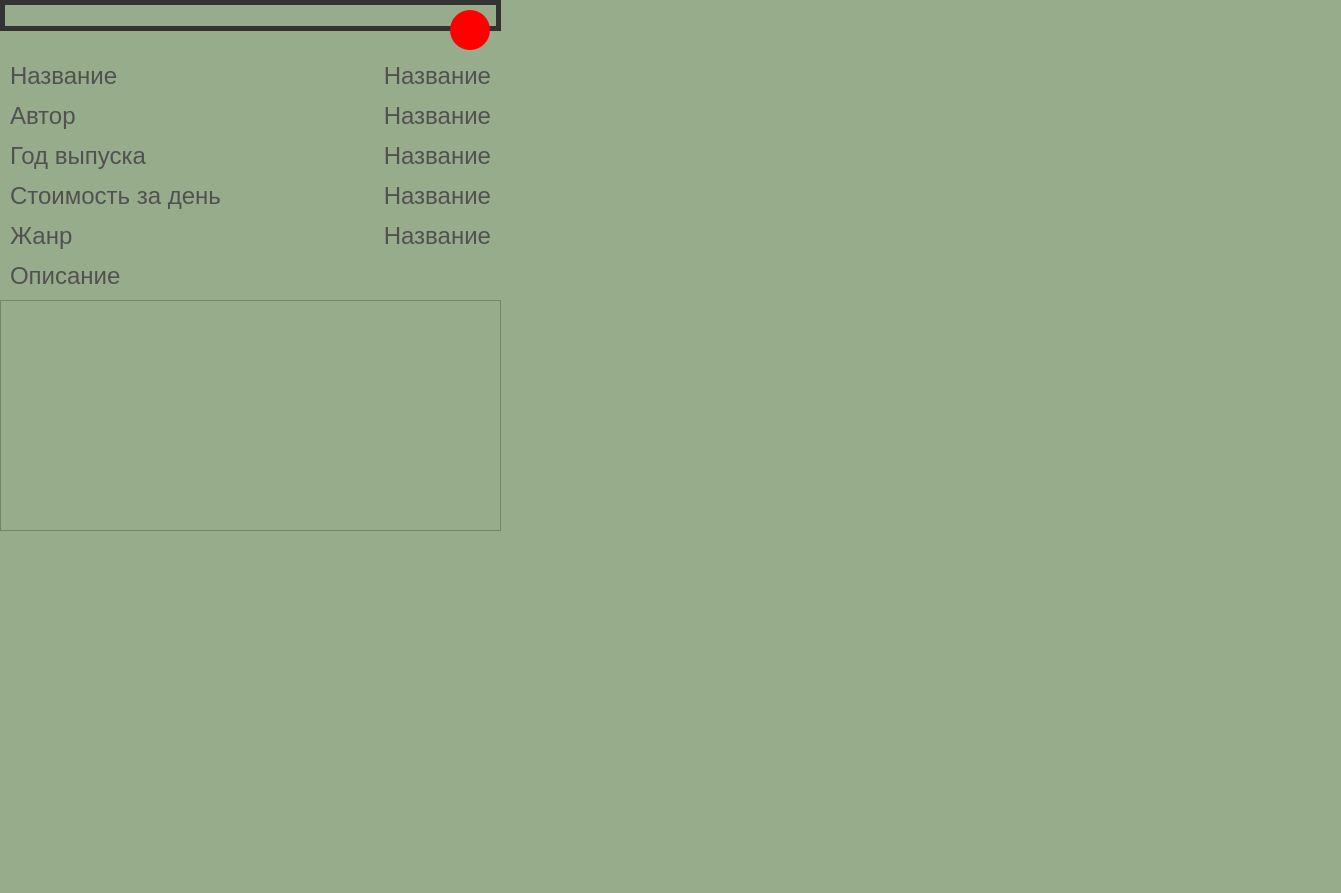
Old version of the form library/book.ui in the repository op2000200/library_0.5.
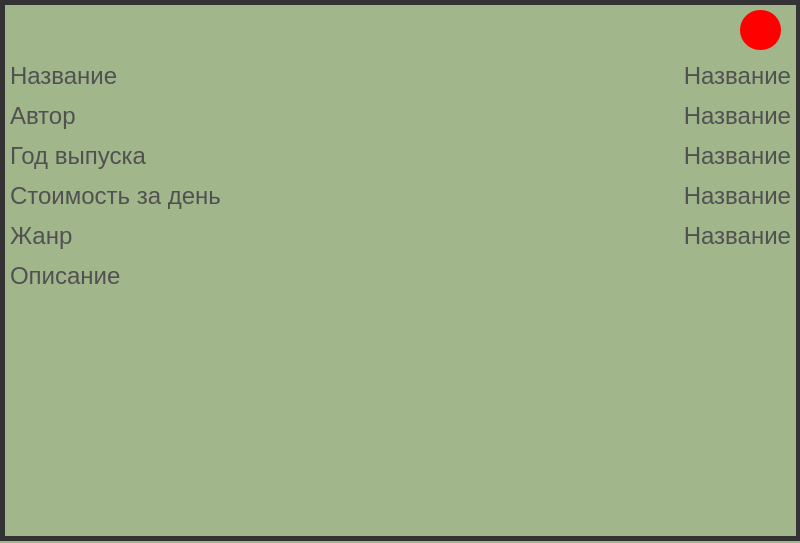
New version of the form.

```diff
--- a/library/book.ui
+++ b/library/book.ui
@@ -6,22 +6,22 @@
    <rect>
     <x>0</x>
     <y>0</y>
-    <width>1341</width>
-    <height>893</height>
+    <width>800</width>
+    <height>543</height>
    </rect>
   </property>
   <property name="windowTitle">
    <string>Form</string>
   </property>
   <property name="styleSheet">
-   <string notr="true">background-color: rgb(151, 172, 138);</string>
+   <string notr="true">background-color: rgb(161, 182, 138);</string>
   </property>
   <widget class="QToolButton" name="toolButton">
    <property name="geometry">
     <rect>
-     <x>450</x>
+     <x>740</x>
      <y>10</y>
-     <width>40</width>
+     <width>41</width>
      <height>40</height>
     </rect>
    </property>
@@ -39,8 +39,8 @@
     <rect>
      <x>0</x>
      <y>0</y>
-     <width>501</width>
-     <height>31</height>
+     <width>801</width>
+     <height>541</height>
     </rect>
    </property>
    <property name="styleSheet">
@@ -187,7 +187,7 @@
     <rect>
      <x>230</x>
      <y>60</y>
-     <width>261</width>
+     <width>561</width>
      <height>32</height>
     </rect>
    </property>
@@ -211,7 +211,7 @@
     <rect>
      <x>230</x>
      <y>100</y>
-     <width>261</width>
+     <width>561</width>
      <height>32</height>
     </rect>
    </property>
@@ -235,7 +235,7 @@
     <rect>
      <x>230</x>
      <y>140</y>
-     <width>261</width>
+     <width>561</width>
      <height>32</height>
     </rect>
    </property>
@@ -259,7 +259,7 @@
     <rect>
      <x>230</x>
      <y>180</y>
-     <width>261</width>
+     <width>561</width>
      <height>32</height>
     </rect>
    </property>
@@ -283,7 +283,7 @@
     <rect>
      <x>230</x>
      <y>220</y>
-     <width>261</width>
+     <width>561</width>
      <height>32</height>
     </rect>
    </property>
@@ -305,9 +305,9 @@
   <widget class="QPlainTextEdit" name="plainTextEdit">
    <property name="geometry">
     <rect>
-     <x>0</x>
+     <x>5</x>
      <y>300</y>
-     <width>501</width>
+     <width>791</width>
      <height>231</height>
     </rect>
    </property>
@@ -319,6 +319,9 @@
    <property name="styleSheet">
     <string notr="true">color: rgb(81, 81, 81);</string>
    </property>
+   <property name="frameShape">
+    <enum>QFrame::NoFrame</enum>
+   </property>
    <property name="plainText">
     <string/>
    </property>
```
